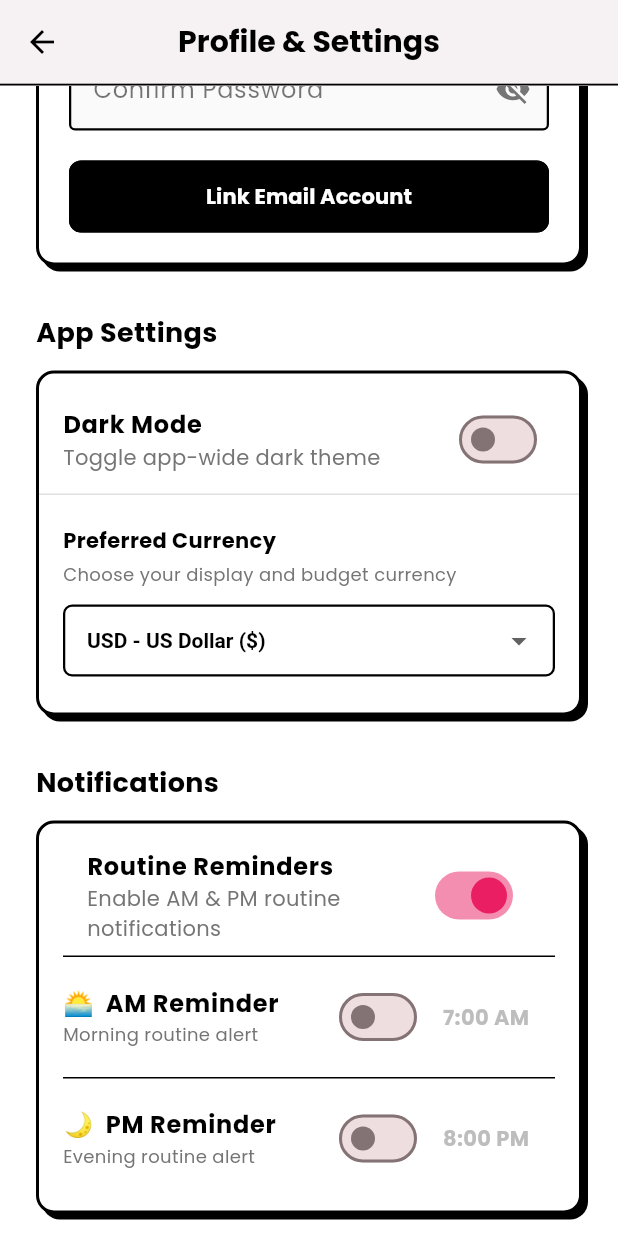
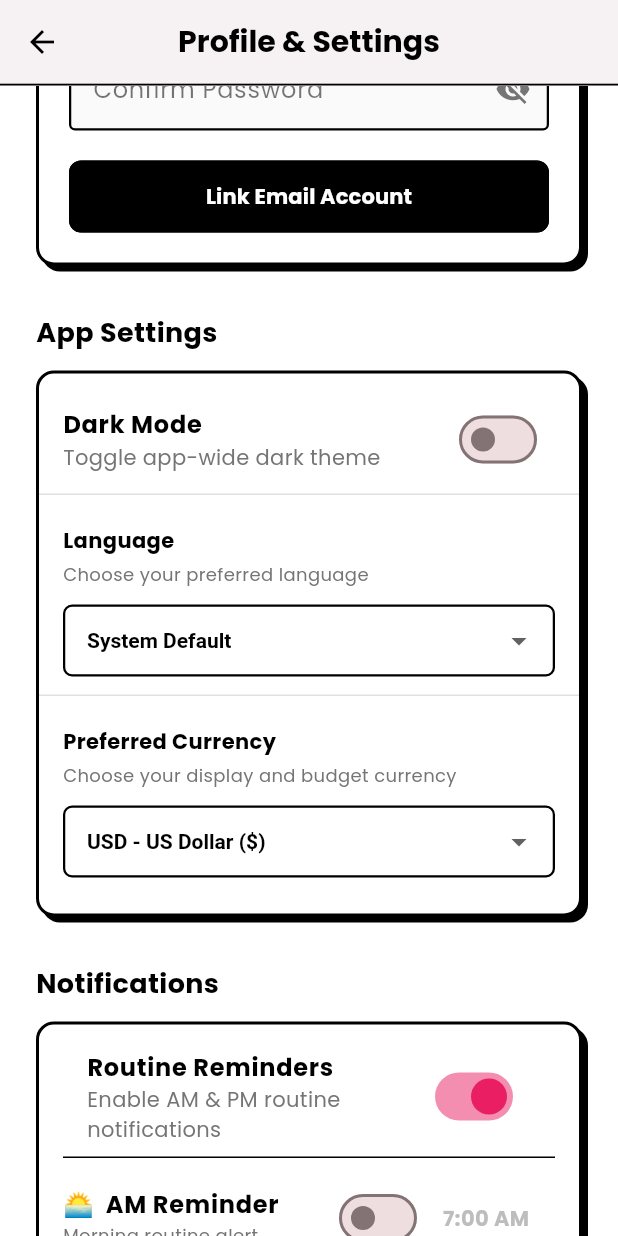
Before and after one commit to demmagence/glowmatch, a Flutter app: the ProfileScreen screen opened directly, scrolled down 576 dp, on a phone screen of 412 x 824 dp. Run offline on Flutter 3.47's test engine with Material 3 defaults, Android fonts, the phone set to English and light mode, and no system bars; our stand-ins replace camera, fl_chart, flutter_local_notifications, geolocator, google_fonts, image_picker and 4 more; missing offline and left inert: google_mlkit_text_recognition; accounts and stored records are empty; network calls fail.

Commit message:
feat: add english and indonesian localization with system default and settings picker

````diff
--- /dev/null
+++ b/l10n.yaml
@@ -0,0 +1,3 @@
+arb-dir: lib/l10n
+template-arb-file: app_en.arb
+output-localization-file: app_localizations.dart
--- a/lib/features/profile/profile_screen.dart
+++ b/lib/features/profile/profile_screen.dart
@@ -488,6 +488,96 @@ class _ProfileScreenState extends State<ProfileScreen> {
                             themeVm.toggleThemeMode(value);
                           },
                         ),
+                        Divider(
+                          color: isDark ? Colors.white24 : Colors.grey.shade300,
+                          thickness: 1.0,
+                          height: 1,
+                        ),
+                        const SizedBox(height: 12),
+                        Padding(
+                          padding: const EdgeInsets.symmetric(
+                            horizontal: 16.0,
+                            vertical: 8.0,
+                          ),
+                          child: Column(
+                            crossAxisAlignment: CrossAxisAlignment.start,
+                            children: [
+                              Text(
+                                'Language',
+                                style: TextStyle(
+                                  fontWeight: FontWeight.bold,
+                                  color: isDark ? Colors.white : Colors.black,
+                                ),
+                              ),
+                              const SizedBox(height: 4),
+                              Text(
+                                'Choose your preferred language',
+                                style: TextStyle(
+                                  fontSize: 12,
+                                  color: isDark
+                                      ? Colors.grey.shade400
+                                      : Colors.grey.shade600,
+                                ),
+                              ),
+                              const SizedBox(height: 12),
+                              DropdownButtonFormField<String?>(
+                                value: themeVm.locale?.languageCode,
+                                dropdownColor: cardBg,
+                                style: TextStyle(
+                                  color: isDark ? Colors.white : Colors.black,
+                                  fontWeight: FontWeight.bold,
+                                ),
+                                decoration: InputDecoration(
+                                  contentPadding: const EdgeInsets.symmetric(
+                                    horizontal: 12,
+                                    vertical: 10,
+                                  ),
+                                  border: OutlineInputBorder(
+                                    borderSide: BorderSide(
+                                      color: borderColor,
+                                      width: 1.5,
+                                    ),
+                                    borderRadius: BorderRadius.circular(6),
+                                  ),
+                                  enabledBorder: OutlineInputBorder(
+                                    borderSide: BorderSide(
+                                      color: borderColor,
+                                      width: 1.5,
+                                    ),
+                                    borderRadius: BorderRadius.circular(6),
+                                  ),
+                                  focusedBorder: OutlineInputBorder(
+                                    borderSide: BorderSide(
+                                      color: isDark
+                                          ? Colors.pinkAccent
+                                          : Colors.pink,
+                                      width: 2.0,
+                                    ),
+                                    borderRadius: BorderRadius.circular(6),
+                                  ),
+                                ),
+                                items: const [
+                                  DropdownMenuItem(
+                                    value: null,
+                                    child: Text('System Default'),
+                                  ),
+                                  DropdownMenuItem(
+                                    value: 'en',
+                                    child: Text('English'),
+                                  ),
+                                  DropdownMenuItem(
+                                    value: 'id',
+                                    child: Text('Bahasa Indonesia'),
+                                  ),
+                                ],
+                                onChanged: (val) {
+                                  themeVm.setLocale(val);
+                                },
+                              ),
+                            ],
+                          ),
+                        ),
+                        const SizedBox(height: 4),
                         Divider(
                           color: isDark ? Colors.white24 : Colors.grey.shade300,
                           thickness: 1.0,
--- /dev/null
+++ b/lib/l10n/app_id.arb
@@ -0,0 +1,4 @@
+{
+  "@@locale": "id",
+  "appTitle": "GlowMatch"
+}
--- /dev/null
+++ b/lib/l10n/app_localizations.dart
@@ -0,0 +1,140 @@
+import 'dart:async';
+
+import 'package:flutter/foundation.dart';
+import 'package:flutter/widgets.dart';
+import 'package:flutter_localizations/flutter_localizations.dart';
+import 'package:intl/intl.dart' as intl;
+
+import 'app_localizations_en.dart';
+import 'app_localizations_id.dart';
+
+// ignore_for_file: type=lint
+
+/// Callers can lookup localized strings with an instance of AppLocalizations
+/// returned by `AppLocalizations.of(context)`.
+///
+/// Applications need to include `AppLocalizations.delegate()` in their app's
+/// `localizationDelegates` list, and the locales they support in the app's
+/// `supportedLocales` list. For example:
+///
+/// ```dart
+/// import 'l10n/app_localizations.dart';
+///
+/// return MaterialApp(
+///   localizationsDelegates: AppLocalizations.localizationsDelegates,
+///   supportedLocales: AppLocalizations.supportedLocales,
+///   home: MyApplicationHome(),
+/// );
+/// ```
+///
+/// ## Update pubspec.yaml
+///
+/// Please make sure to update your pubspec.yaml to include the following
+/// packages:
+///
+/// ```yaml
+/// dependencies:
+///   # Internationalization support.
+///   flutter_localizations:
+///     sdk: flutter
+///   intl: any # Use the pinned version from flutter_localizations
+///
+///   # Rest of dependencies
+/// ```
+///
+/// ## iOS Applications
+///
+/// iOS applications define key application metadata, including supported
+/// locales, in an Info.plist file that is built into the application bundle.
+/// To configure the locales supported by your app, you’ll need to edit this
+/// file.
+///
+/// First, open your project’s ios/Runner.xcworkspace Xcode workspace file.
+/// Then, in the Project Navigator, open the Info.plist file under the Runner
+/// project’s Runner folder.
+///
+/// Next, select the Information Property List item, select Add Item from the
+/// Editor menu, then select Localizations from the pop-up menu.
+///
+/// Select and expand the newly-created Localizations item then, for each
+/// locale your application supports, add a new item and select the locale
+/// you wish to add from the pop-up menu in the Value field. This list should
+/// be consistent with the languages listed in the AppLocalizations.supportedLocales
+/// property.
+abstract class AppLocalizations {
+  AppLocalizations(String locale)
+    : localeName = intl.Intl.canonicalizedLocale(locale.toString());
+
+  final String localeName;
+
+  static AppLocalizations? of(BuildContext context) {
+    return Localizations.of<AppLocalizations>(context, AppLocalizations);
+  }
+
+  static const LocalizationsDelegate<AppLocalizations> delegate =
+      _AppLocalizationsDelegate();
+
+  /// A list of this localizations delegate along with the default localizations
+  /// delegates.
+  ///
+  /// Returns a list of localizations delegates containing this delegate along with
+  /// GlobalMaterialLocalizations.delegate, GlobalCupertinoLocalizations.delegate,
+  /// and GlobalWidgetsLocalizations.delegate.
+  ///
+  /// Additional delegates can be added by appending to this list in
+  /// MaterialApp. This list does not have to be used at all if a custom list
+  /// of delegates is preferred or required.
+  static const List<LocalizationsDelegate<dynamic>> localizationsDelegates =
+      <LocalizationsDelegate<dynamic>>[
+        delegate,
+        GlobalMaterialLocalizations.delegate,
+        GlobalCupertinoLocalizations.delegate,
+        GlobalWidgetsLocalizations.delegate,
+      ];
+
+  /// A list of this localizations delegate's supported locales.
+  static const List<Locale> supportedLocales = <Locale>[
+    Locale('en'),
+    Locale('id'),
+  ];
+
+  /// The title of the application
+  ///
+  /// In en, this message translates to:
+  /// **'GlowMatch'**
+  String get appTitle;
+}
+
+class _AppLocalizationsDelegate
+    extends LocalizationsDelegate<AppLocalizations> {
+  const _AppLocalizationsDelegate();
+
+  @override
+  Future<AppLocalizations> load(Locale locale) {
+    return SynchronousFuture<AppLocalizations>(lookupAppLocalizations(locale));
+  }
+
+  @override
+  bool isSupported(Locale locale) =>
+      <String>['en', 'id'].contains(locale.languageCode);
+
+  @override
+  bool shouldReload(_AppLocalizationsDelegate old) => false;
+}
+
+AppLocalizations lookupAppLocalizations(Locale locale) {
+  // Lookup logic when only language code is specified.
+  switch (locale.languageCode) {
+    case 'en':
+      return AppLocalizationsEn();
+    case 'id':
+      return AppLocalizationsId();
+  }
+
+  throw FlutterError(
+    'AppLocalizations.delegate failed to load unsupported locale "$locale". This is likely '
+    'an issue with the localizations generation tool. Please file an issue '
+    'on GitHub with a reproducible sample app and the gen-l10n configuration '
+    'that was used.',
+  );
+}
--- a/lib/main.dart
+++ b/lib/main.dart
@@ -12,6 +12,7 @@ import 'features/scanner/scanner_viewmodel.dart';
 import 'features/journal/journal_viewmodel.dart';
 import 'features/splash/splash_screen.dart';
 import 'package:google_fonts/google_fonts.dart';
+import 'l10n/app_localizations.dart';
 
 void main() async {
   WidgetsFlutterBinding.ensureInitialized();
@@ -71,6 +72,9 @@ class GlowMatchApp extends StatelessWidget {
           return MaterialApp(
             title: 'GlowMatch',
             debugShowCheckedModeBanner: false,
+            localizationsDelegates: AppLocalizations.localizationsDelegates,
+            supportedLocales: AppLocalizations.supportedLocales,
+            locale: themeVm.locale,
             themeMode: themeVm.themeMode,
             theme: ThemeData(
               useMaterial3: true,
--- a/pubspec.yaml
+++ b/pubspec.yaml
@@ -8,6 +8,8 @@ environment:
 
 dependencies:
   flutter:
+    sdk: flutter
+  flutter_localizations:
     sdk: flutter
   provider: ^6.1.2
   supabase_flutter: ^2.5.4
@@ -43,6 +45,7 @@ flutter_launcher_icons:
   adaptive_icon_foreground: "assets/logo_padded.png"
 
 flutter:
+  generate: true
   uses-material-design: true
   assets:
     - assets/logo.png
````
Also changed, not shown: lib/core/viewmodels/theme_viewmodel.dart (+33 -0 lines), lib/l10n/app_en.arb (added, +7 -0 lines), lib/l10n/app_localizations_en.dart (added, +13 -0 lines), lib/l10n/app_localizations_id.dart (added, +13 -0 lines), pubspec.lock.
